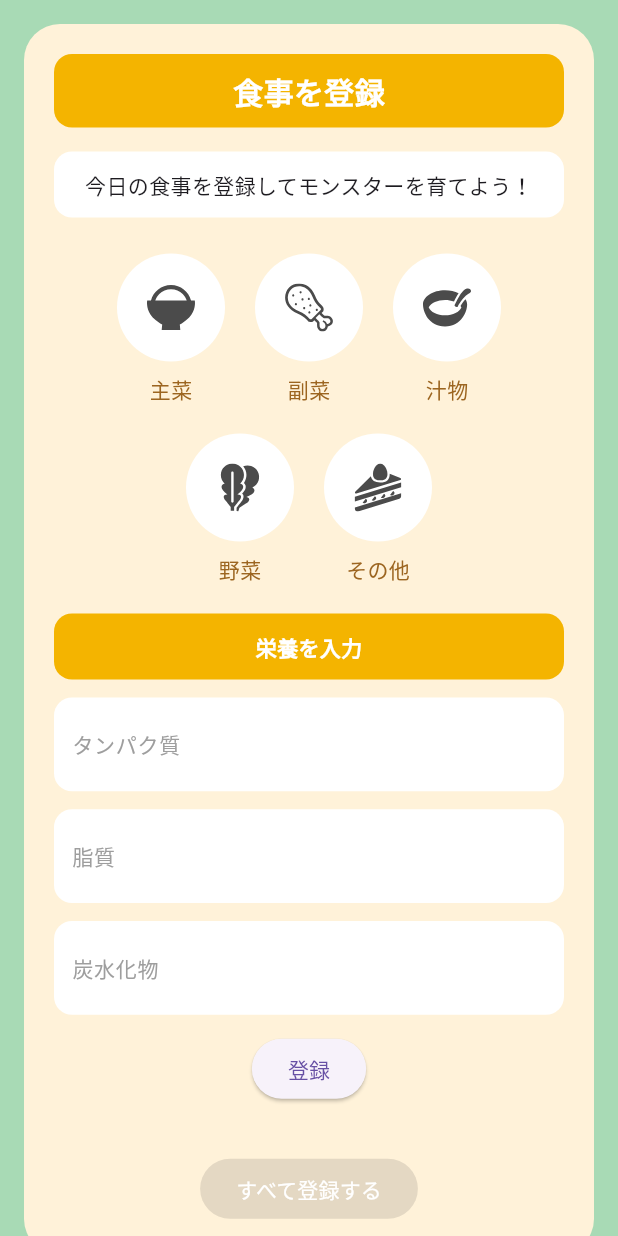
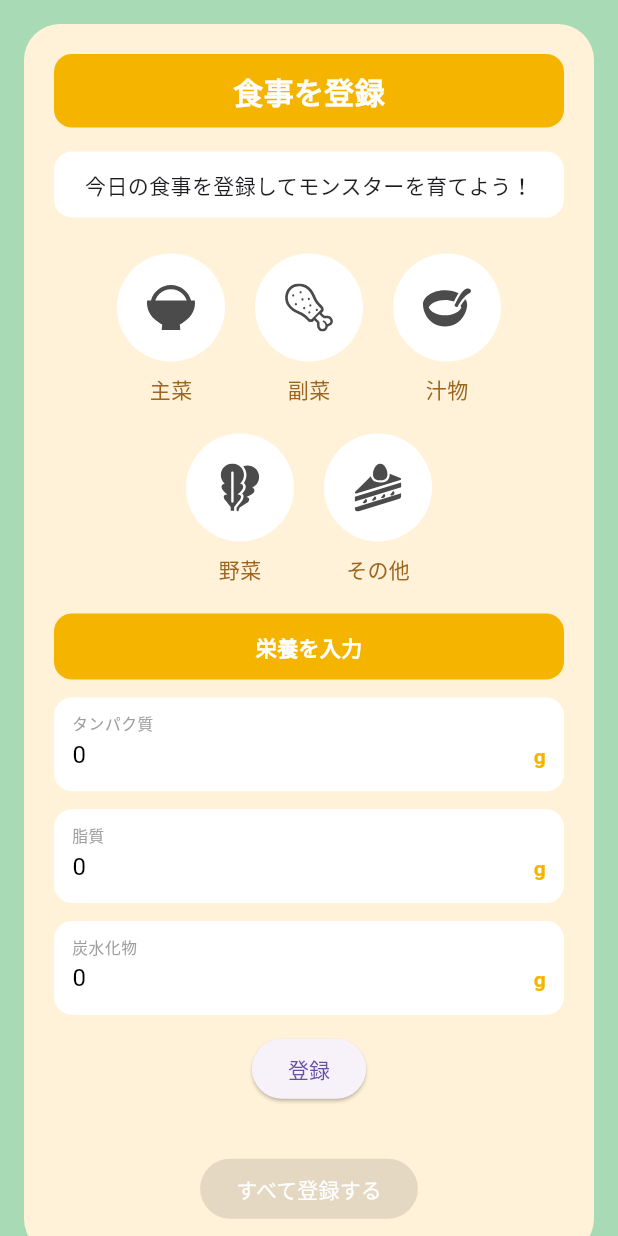
Before and after one commit to Agenta523/LifeMon, a Flutter app: the FoodScreen screen opened directly, after a tap on "栄養を入力", on a phone screen of 412 x 824 dp. Run offline on Flutter 3.47's test engine with Material 3 defaults, Android fonts, the phone set to English and light mode, and no system bars; our stand-ins replace fl_chart, flutter_svg, rive, shared_preferences; accounts and stored records are empty.

Commit message:
食事登録

```diff
--- a/lib/data/FoodLogStorage.dart
+++ b/lib/data/FoodLogStorage.dart
@@ -1,10 +1,10 @@
 import 'dart:convert';
-
 import 'package:shared_preferences/shared_preferences.dart';
 
 class DateValueStorage {
   static const _key = 'date_value';
-  final Map<String, int> _data = {};
+
+  final Map<String, Map<String, int>> _data = {};
 
   Future<void> init() async {
     final prefs = await SharedPreferences.getInstance();
@@ -13,16 +13,45 @@
       final Map<String, dynamic> m = jsonDecode(jsonStr);
       _data
         ..clear()
-        ..addEntries(m.entries.map((e) => MapEntry(e.key, e.value as int)));
+        ..addEntries(
+          m.entries.map(
+            (e) => MapEntry(
+              e.key,
+              Map<String, int>.from(
+                (e.value as Map).map((k, v) => MapEntry(k as String, v as int)),
+              ),
+            ),
+          ),
+        );
       _pruneOldData();
     }
   }
 
-  Future<void> addData(DateTime date, int value) async {
-    final key = date.toIso8601String().split('T')[0];
-    _data[key] = (_data[key] ?? 0) + value;
+  Future<void> addData({
+    required DateTime date,
+    required int protein,
+    required int fat,
+    required int carb,
+  }) async {
+    final key = _dateKey(date);
+
+    final entry = _data[key] ?? {'protein': 0, 'fat': 0, 'carb': 0};
+    entry['protein'] = (entry['protein'] ?? 0) + protein;
+    entry['fat'] = (entry['fat'] ?? 0) + fat;
+    entry['carb'] = (entry['carb'] ?? 0) + carb;
+    _data[key] = entry;
+
     _pruneOldData();
     await _savePrefs();
+  }
+
+  Future<Map<String, int>> loadLatest() async {
+    if (_data.isEmpty) {
+      await init();
+    }
+
+    final todayKey = _dateKey(DateTime.now());
+    return _data[todayKey] ?? {'protein': 0, 'fat': 0, 'carb': 0};
   }
 
   void _pruneOldData() {
@@ -38,5 +67,7 @@
     await prefs.setString(_key, jsonEncode(_data));
   }
 
-  Map<String, int> get data => Map.unmodifiable(_data);
+  Map<String, Map<String, int>> get data => Map.unmodifiable(_data);
+
+  String _dateKey(DateTime date) => date.toIso8601String().split('T')[0];
 }
```
